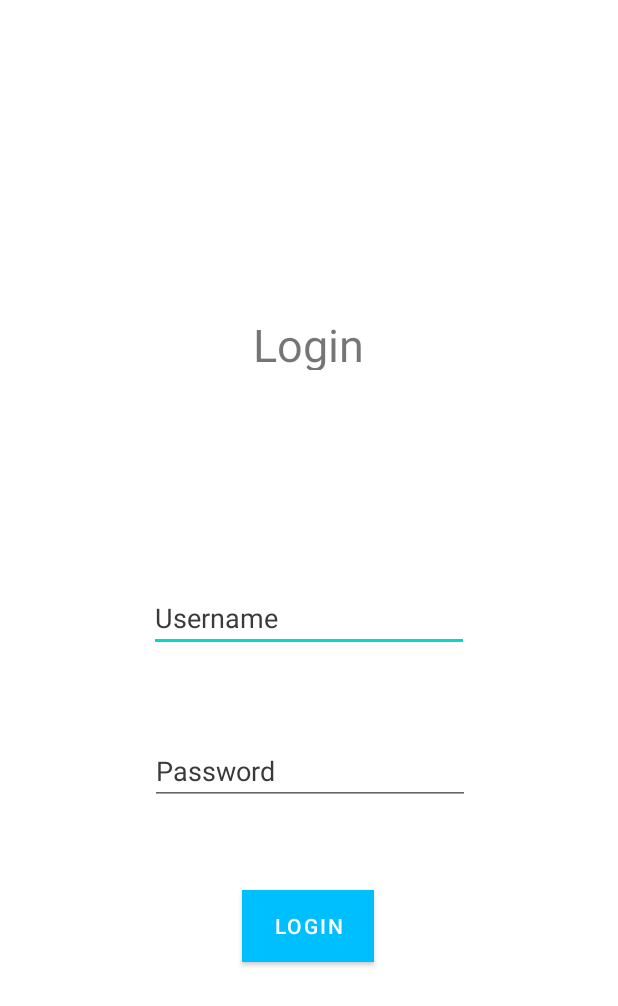
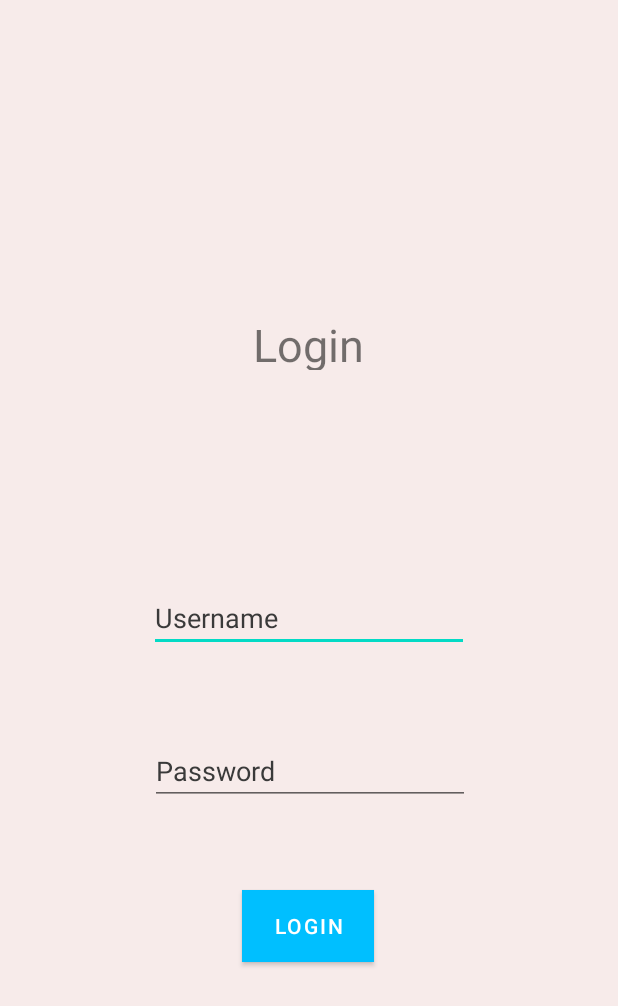
Before and after one commit to devangamrutiya/Login_page, an Android app: the screen it shows after launch (MainActivity), on a phone screen of 412 x 824 dp. Shown: the top 1006 px of the screen. Run offline under Robolectric (Android 15) with nearby library versions, the phone set to English and light mode, and no system bars.

Commit message:
Background has been change

```diff
--- a/app/src/main/res/layout/activity_main.xml
+++ b/app/src/main/res/layout/activity_main.xml
@@ -4,6 +4,7 @@
     xmlns:tools="http://schemas.android.com/tools"
     android:layout_width="match_parent"
     android:layout_height="match_parent"
+    android:background="@color/pink"
     tools:context=".MainActivity">
 
     <TextView
--- a/app/src/main/res/values/colors.xml
+++ b/app/src/main/res/values/colors.xml
@@ -8,5 +8,6 @@
     <color name="black">#FF000000</color>
     <color name="white">#FFFFFFFF</color>
     <color name="Sky">#00BFFF</color>
+    <color name="pink">#F7EBEA</color>
 
 </resources>
```
